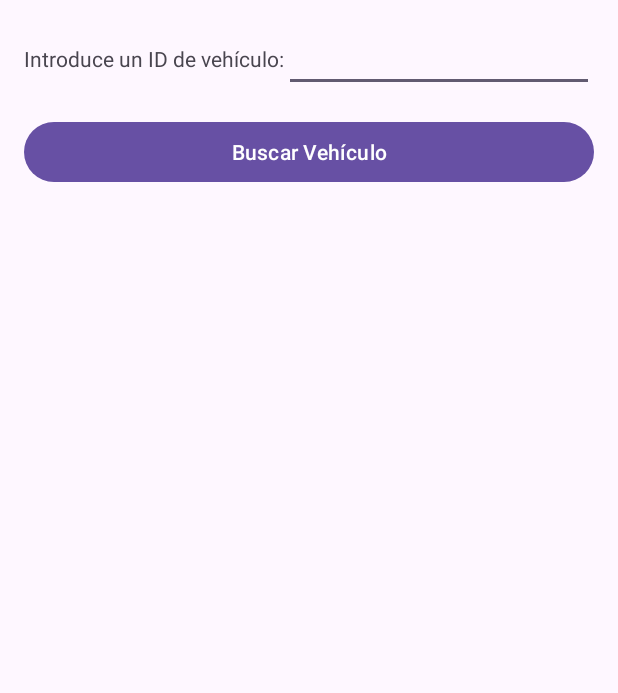
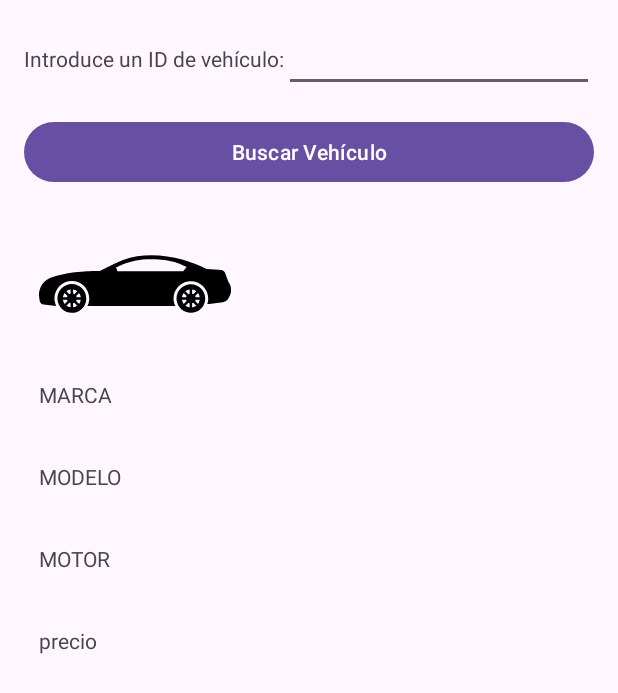
Before and after one commit to AlvaroDavCas/pmdm-1evaluacion, an Android app: the screen it shows after launch (CarsListActivity), on a phone screen of 412 x 824 dp. Shown: the top 693 px of the screen. Run offline under Robolectric (Android 15) with nearby library versions, the phone set to English and light mode, and no system bars.

Commit message:
[Task] Visualizar los coches
incompleta.

```diff
--- /dev/null
+++ b/app/src/main/res/drawable/tesla_car.xml
@@ -0,0 +1,9 @@
+<vector xmlns:android="http://schemas.android.com/apk/res/android" android:height="128dp" android:viewportHeight="99.382" android:viewportWidth="99.382" android:width="128dp">
+
+    <path android:fillColor="#000000" android:pathData="M17.001,49.693c-4.12,0 -7.46,3.338 -7.46,7.459c0,0.319 0.026,0.631 0.066,0.938c0.462,3.677 3.593,6.521 7.394,6.521c3.906,0 7.105,-3.002 7.429,-6.823c0.019,-0.211 0.032,-0.422 0.032,-0.638C24.463,53.031 21.123,49.693 17.001,49.693zM13.264,54.342l1.522,1.521c-0.119,0.203 -0.211,0.423 -0.271,0.656H12.37C12.483,55.706 12.794,54.967 13.264,54.342zM12.364,57.812h2.16c0.062,0.229 0.15,0.447 0.27,0.646l-1.524,1.524C12.798,59.361 12.479,58.62 12.364,57.812zM16.356,61.787c-0.809,-0.111 -1.543,-0.429 -2.164,-0.896l1.517,-1.518c0.199,0.116 0.418,0.201 0.647,0.262V61.787zM16.356,54.672c-0.235,0.062 -0.455,0.153 -0.66,0.274l-1.521,-1.521c0.625,-0.475 1.366,-0.788 2.181,-0.901V54.672zM17.647,52.524c0.813,0.113 1.555,0.428 2.18,0.902l-1.52,1.52c-0.205,-0.121 -0.426,-0.214 -0.66,-0.274V52.524zM17.647,61.786v-2.151c0.229,-0.061 0.447,-0.146 0.646,-0.264l1.519,1.52C19.191,61.357 18.456,61.675 17.647,61.786zM20.738,59.988l-1.53,-1.531c0.118,-0.199 0.217,-0.414 0.278,-0.646h2.144C21.516,58.62 21.21,59.367 20.738,59.988zM19.487,56.52c-0.061,-0.233 -0.152,-0.453 -0.271,-0.656l1.522,-1.521c0.471,0.625 0.782,1.364 0.894,2.179L19.487,56.52L19.487,56.52z"/>
+
+    <path android:fillColor="#000000" android:pathData="M78.611,49.758c-4.103,0 -7.428,3.324 -7.428,7.428c0,0.317 0.025,0.627 0.064,0.934c0.46,3.66 3.578,6.494 7.363,6.494c3.889,0 7.074,-2.989 7.396,-6.794c0.019,-0.21 0.032,-0.42 0.032,-0.634C86.04,53.082 82.715,49.758 78.611,49.758zM74.891,54.387l1.516,1.516c-0.118,0.202 -0.21,0.421 -0.27,0.653h-2.136C74.112,55.744 74.422,55.009 74.891,54.387zM73.994,57.842h2.15c0.062,0.229 0.15,0.444 0.269,0.644l-1.519,1.52C74.427,59.386 74.108,58.646 73.994,57.842zM77.969,61.801c-0.805,-0.112 -1.535,-0.429 -2.154,-0.896l1.51,-1.51c0.198,0.115 0.417,0.201 0.645,0.26V61.801zM77.969,54.715c-0.233,0.061 -0.453,0.152 -0.656,0.272l-1.514,-1.514c0.622,-0.471 1.36,-0.784 2.17,-0.897V54.715zM79.255,52.576c0.812,0.113 1.549,0.428 2.17,0.898l-1.513,1.513c-0.204,-0.12 -0.423,-0.213 -0.657,-0.272V52.576zM79.255,61.8v-2.145c0.229,-0.059 0.446,-0.146 0.645,-0.262l1.511,1.512C80.792,61.371 80.061,61.687 79.255,61.8zM82.332,60.009l-1.523,-1.524c0.117,-0.199 0.216,-0.412 0.276,-0.643h2.134C83.106,58.646 82.802,59.389 82.332,60.009zM81.087,56.555c-0.06,-0.232 -0.15,-0.451 -0.27,-0.653l1.516,-1.516c0.469,0.622 0.778,1.357 0.889,2.169H81.087z"/>
+
+    <path android:fillColor="#000000" android:pathData="M99.352,52.001c-0.026,-0.983 -0.331,-1.941 -0.882,-2.759l-0.402,-0.6l-1.757,-4.635c-0.331,-0.875 -1.139,-1.484 -2.07,-1.562c-1.728,-0.146 -4.663,-0.368 -7.465,-0.471c-9.794,-5.201 -27.904,-10.43 -43.262,-4.731c-3.151,1.169 -12.154,5.744 -12.154,5.744s-14.62,-0.37 -25.047,3.349c-4.108,1.465 -6.699,5.543 -6.266,9.884c0.087,0.869 0.215,1.642 0.341,2.266c0.199,0.987 1.014,1.731 2.015,1.842l6.487,0.711c-0.408,-0.852 -0.695,-1.773 -0.818,-2.755c-0.052,-0.401 -0.078,-0.772 -0.078,-1.132c0,-4.967 4.041,-9.008 9.008,-9.008c4.968,0 9.01,4.042 9.01,9.008c0,0.26 -0.017,0.514 -0.038,0.768c-0.095,1.115 -0.399,2.172 -0.868,3.135h45.045l0.365,-0.021c-0.4,-0.842 -0.683,-1.753 -0.804,-2.72c-0.052,-0.403 -0.077,-0.773 -0.077,-1.127c0,-4.95 4.026,-8.978 8.977,-8.978s8.978,4.026 8.978,8.978c0,0.259 -0.017,0.511 -0.038,0.764c-0.062,0.734 -0.223,1.438 -0.453,2.11L88.112,60l6.979,-0.923c1.214,-0.161 2.285,-0.876 2.898,-1.936l0.695,-1.199c0.479,-0.83 0.721,-1.777 0.695,-2.735L99.352,52.001zM74.63,43.068H40.469c0,0 0.203,-0.809 -0.69,-1.786c0,0 8.733,-5.633 22.22,-4.226c3.711,0.388 8.246,0.651 14.42,3.86L74.63,43.068z"/>
+
+</vector>
--- a/app/src/main/res/layout/activity_main.xml
+++ b/app/src/main/res/layout/activity_main.xml
@@ -38,7 +38,91 @@
             app:layout_constraintEnd_toEndOf="parent"
             app:layout_constraintStart_toStartOf="parent"
             app:layout_constraintTop_toBottomOf="@id/input_car_id" />
+
         <!-- Pintar vehículo -->
+
+        <LinearLayout
+            android:layout_width="wrap_content"
+            android:layout_height="wrap_content"
+            android:orientation="vertical"
+            app:layout_constraintEnd_toEndOf="parent"
+            app:layout_constraintStart_toStartOf="parent"
+            app:layout_constraintTop_toBottomOf="@id/action_find">
+
+            <ImageView
+                android:id="@+id/car_image"
+                android:layout_width="wrap_content"
+                android:layout_height="wrap_content"
+                android:layout_marginEnd="232dp"
+                android:src="@drawable/tesla_car"/>
+
+            <LinearLayout
+                android:layout_width="match_parent"
+                android:layout_height="wrap_content"
+                android:orientation="vertical">
+
+                <TextView
+                    android:layout_width="wrap_content"
+                    android:layout_height="wrap_content"
+                    android:text="@string/marca" />
+
+                <TextView
+                    android:id="@+id/marca"
+                    android:layout_width="match_parent"
+                    android:layout_height="wrap_content" />
+            </LinearLayout>
+
+            <LinearLayout
+                android:layout_width="match_parent"
+                android:layout_height="wrap_content"
+                android:orientation="vertical">
+
+                <TextView
+                    android:layout_width="wrap_content"
+                    android:layout_height="wrap_content"
+                    android:text="@string/modelo" />
+
+                <TextView
+                    android:id="@+id/modelo"
+                    android:layout_width="match_parent"
+                    android:layout_height="wrap_content" />
+            </LinearLayout>
+
+            <LinearLayout
+                android:layout_width="match_parent"
+                android:layout_height="wrap_content"
+                android:orientation="vertical">
+
+                <TextView
+                    android:layout_width="wrap_content"
+                    android:layout_height="wrap_content"
+                    android:text="@string/motor" />
+
+                <TextView
+                    android:id="@+id/motor"
+                    android:layout_width="match_parent"
+                    android:layout_height="wrap_content" />
+            </LinearLayout>
+
+            <LinearLayout
+                android:layout_width="match_parent"
+                android:layout_height="wrap_content"
+                android:orientation="vertical">
+
+                <TextView
+                    android:layout_width="wrap_content"
+                    android:layout_height="wrap_content"
+                    android:text="@string/precio" />
+
+                <TextView
+                    android:id="@+id/precio"
+                    android:layout_width="match_parent"
+                    android:layout_height="wrap_content" />
+            </LinearLayout>
+
+
+        </LinearLayout>
+
 
     </androidx.constraintlayout.widget.ConstraintLayout>
 
--- a/app/src/main/res/values/strings.xml
+++ b/app/src/main/res/values/strings.xml
@@ -3,4 +3,8 @@
     <string name="local_source_xml">cars_tesla</string>
     <string name="label_vehicle_selected">Introduce un ID de vehículo:</string>
     <string name="buscar_veh_culo">Buscar Vehículo</string>
+    <string name="marca">MARCA\n</string>
+    <string name="modelo">MODELO\n</string>
+    <string name="motor">MOTOR\n</string>
+    <string name="precio">precio\n</string>
 </resources>
```
Also changed, not shown: app/src/main/java/edu/iesam/teslaapp/feature/carslist/data/CarDataRepository.kt (added, +26 -0 lines), app/src/main/java/edu/iesam/teslaapp/feature/carslist/data/remote/CarApiRemoteDataSource.kt (+6 -6 lines), app/src/main/java/edu/iesam/teslaapp/feature/carslist/domain/Car.kt (+6 -1 lines), app/src/main/java/edu/iesam/teslaapp/feature/carslist/domain/CarRepository.kt (added, +7 -0 lines), app/src/main/java/edu/iesam/teslaapp/feature/carslist/domain/FindByIdCarUseCase.kt (added, +8 -0 lines), app/src/main/java/edu/iesam/teslaapp/feature/carslist/domain/SaveCarUseCase.kt (added, +8 -0 lines), app/src/main/java/edu/iesam/teslaapp/feature/carslist/presentation/CarListViewModel.kt (added, +33 -0 lines).
